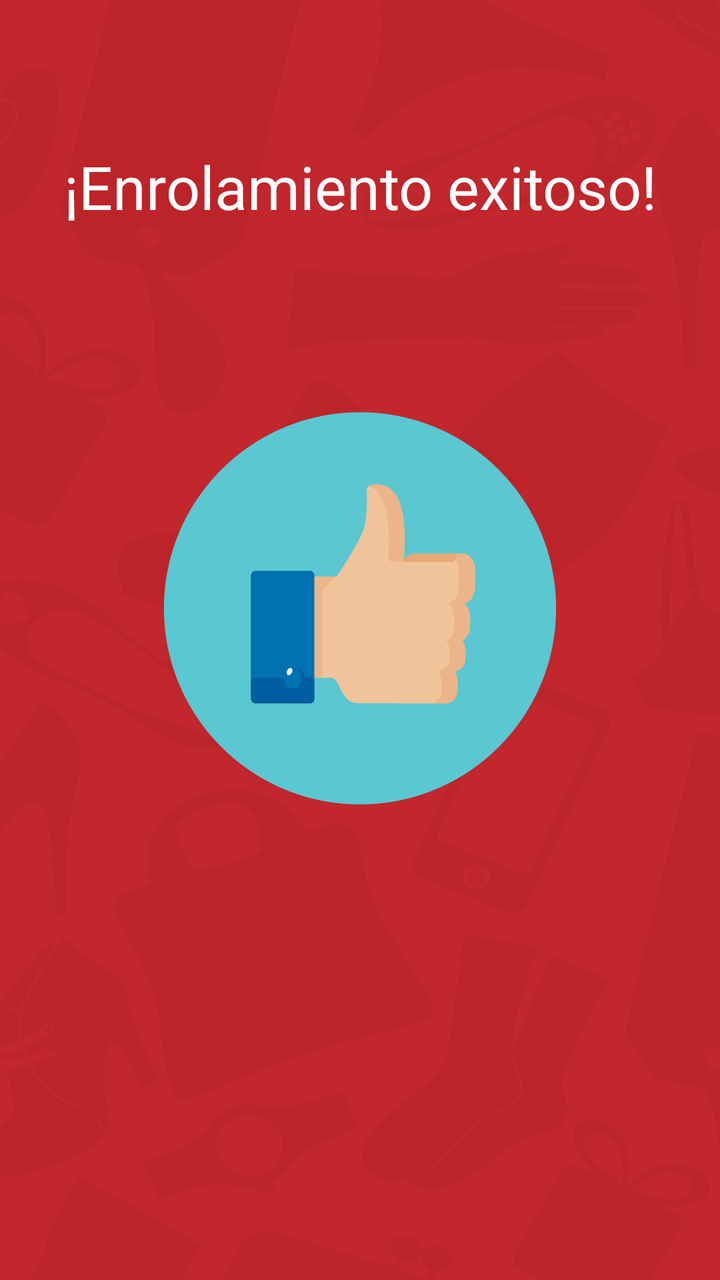
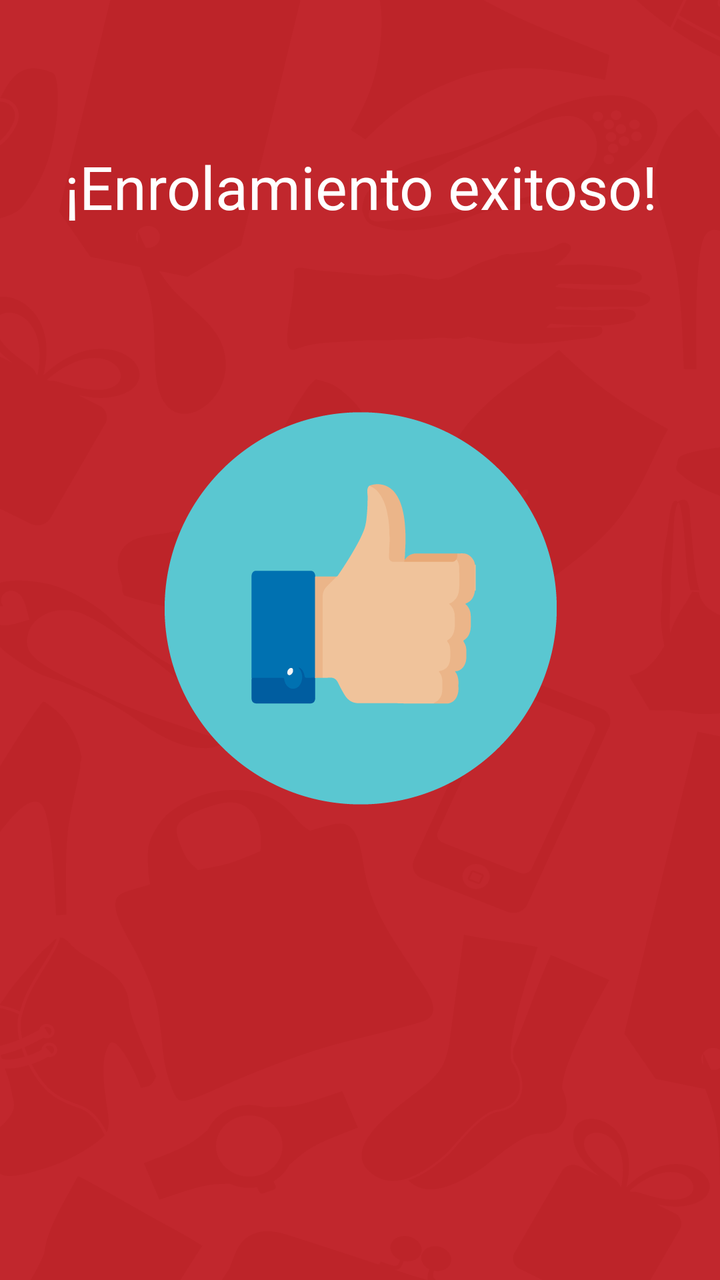

The first picture is an Android layout as it rendered before a commit; the second is the same layout after the commit. The layout source and the unified diff follow.
<!-- AndroidManifest.xml: application theme AppTheme -->
<!-- res/layout/alert_enrollmentok.xml -->
<?xml version="1.0" encoding="utf-8"?>
<android.support.constraint.ConstraintLayout xmlns:android="http://schemas.android.com/apk/res/android"
    xmlns:app="http://schemas.android.com/apk/res-auto"
    xmlns:tools="http://schemas.android.com/tools"
    android:layout_width="match_parent"
    android:layout_height="match_parent"
    android:background="@drawable/fondotono2">

    <RelativeLayout
        android:layout_width="0dp"
        android:layout_height="587dp"
        tools:ignore="MissingConstraints"
        tools:layout_editor_absoluteX="0dp"
        tools:layout_editor_absoluteY="0dp">

        <ImageButton
            android:id="@+id/btnGoToHome"
            android:layout_width="200sp"
            android:layout_height="200sp"
            android:layout_alignParentBottom="true"
            android:layout_centerHorizontal="true"
            android:layout_marginBottom="183dp"
            android:background="@drawable/img7"
            tools:layout_editor_absoluteX="105dp"
            tools:layout_editor_absoluteY="201dp" />

        <TextView
            android:id="@+id/textView12"
            android:layout_width="760dp"
            android:layout_height="wrap_content"
            android:layout_alignParentTop="true"
            android:layout_alignParentEnd="true"
            android:layout_marginStart="8dp"
            android:layout_marginTop="73dp"
            android:layout_marginEnd="8dp"
            android:text="¡Enrolamiento exitoso!"
            android:textAlignment="center"
            android:textColor="#FFFFFF"
            android:textSize="30sp"
            app:layout_constraintEnd_toEndOf="parent"
            app:layout_constraintStart_toStartOf="parent"
            tools:ignore="MissingConstraints"
            tools:layout_editor_absoluteY="73dp" />
    </RelativeLayout>
</android.support.constraint.ConstraintLayout>
<!-- resources referenced by this layout -->
<resources>
  <!-- drawable fondotono2: png bitmap (drawable-v21, 75983 bytes) -->
  <!-- drawable img7: png bitmap (drawable-v21, 13523 bytes) -->
  <style name="AppTheme" parent="Theme.AppCompat.Light.DarkActionBar">
          
          <item name="colorPrimary">@color/colorPrimary</item>
          <item name="colorPrimaryDark">@color/colorPrimaryDark</item>
          <item name="colorAccent">@color/colorAccent</item>
      </style>
  <color name="colorPrimary">#CB1E1E</color>
  <color name="colorPrimaryDark">#CB1E1E</color>
  <color name="colorAccent">#CB1E1E</color>
</resources>

<!-- the commit's change to res/layout/alert_enrollmentok.xml (unified diff, before → after) -->
@@ -7,10 +7,12 @@
     android:background="@drawable/fondotono2">
 
     <RelativeLayout
-        android:layout_width="0dp"
+        android:layout_width="395dp"
         android:layout_height="587dp"
+        app:layout_constraintEnd_toEndOf="parent"
+        app:layout_constraintHorizontal_bias="0.5"
+        app:layout_constraintStart_toStartOf="parent"
         tools:ignore="MissingConstraints"
-        tools:layout_editor_absoluteX="0dp"
         tools:layout_editor_absoluteY="0dp">
 
         <ImageButton
